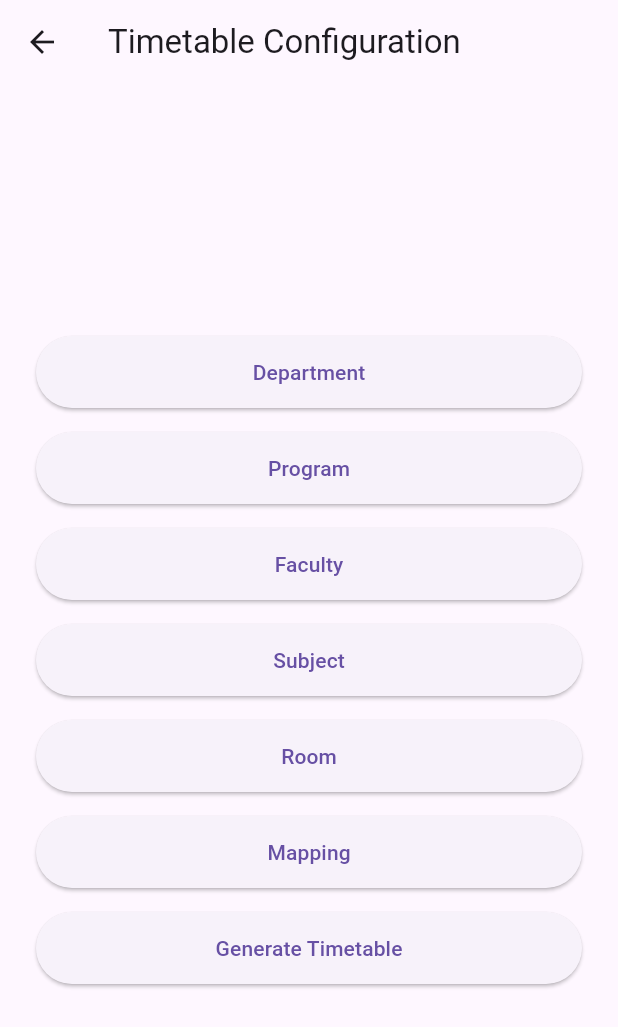
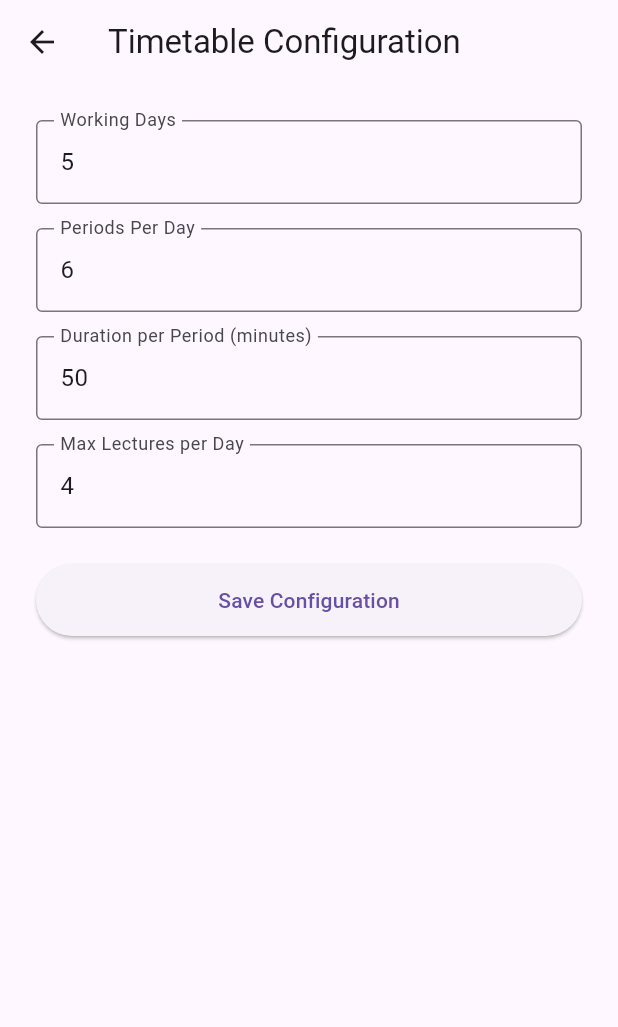
Before and after one commit to Shiven0204/Timetable_Scheduler, a Flutter app: the TimetableConfigScreen screen opened by its route, on a phone screen of 412 x 824 dp. Shown: the top 1027 px of the screen. Run offline on Flutter 3.47's test engine with Material 3 defaults, Android fonts, the phone set to English and light mode, and no system bars; our stand-ins replace cloud_firestore, firebase_core; accounts and stored records are empty.

Commit message:
Implements an admin overview hub and updates timetable configuration management.
This commit introduces a new `OverviewScreen` to centralize administrative navigation and timetable generation. It also refactors the `TimetableConfigScreen` to provide a dedicated interface for managing scheduling parameters, such as working days and period durations, with persistence to Firestore.

Key changes include:
- **Overview Screen**:
    - Creates `OverviewScreen` as a central navigation hub for managing departments, programs, faculty, subjects, rooms, and mappings.
    - Moves the timetable generation trigger to this screen, utilizing `TimetableService`.
- **Timetable Configuration**:
    - Refactors `TimetableConfigScreen` from a navigation menu into a configuration form.
    - Implements input fields for `working_days`, `periods`, `duration_per_period`, and `max_lectures_per_day`.
    - Adds `_saveConfig` to persist these settings to the `config/timetable` document in Firestore using merged updates.
- **Navigation and Routing**:
    - Adds `AppRoutes.overview` and registers the corresponding screen in `main.dart`.
    - Updates `DashboardScreen` to point to the new overview hub instead of the configuration screen.
    - Standardizes the URL path for `timetable-config` in `AppRoutes`.

```diff
--- a/lib/main.dart
+++ b/lib/main.dart
@@ -9,6 +9,7 @@ import 'package:timetable_scheduler/screens/admin/add_program_screen.dart';
 import 'package:timetable_scheduler/screens/admin/add_room_screen.dart';
 import 'package:timetable_scheduler/screens/admin/add_subject_screen.dart';
 import 'package:timetable_scheduler/screens/admin/dashboard_screen.dart';
+import 'package:timetable_scheduler/screens/admin/overview_screen.dart';
 import 'package:timetable_scheduler/screens/admin/timetable_config_screen.dart';
 import 'package:timetable_scheduler/screens/auth/login_screen.dart';
 import 'package:timetable_scheduler/screens/admin/add_mapping_screen.dart';
@@ -34,6 +35,7 @@ class MyApp extends StatelessWidget {
       routes: {
         AppRoutes.login: (context) => const LoginScreen(),
         AppRoutes.dashboard: (context) => const DashboardScreen(),
+        AppRoutes.overview: (context) => const OverviewScreen(),
         AppRoutes.timetableConfig: (context) => const TimetableConfigScreen(),
         AppRoutes.addDepartment: (context) => const AddDepartmentScreen(),
         AppRoutes.addProgram: (context) => const AddProgramScreen(),
--- a/lib/routes/app_routes.dart
+++ b/lib/routes/app_routes.dart
@@ -1,7 +1,8 @@
 class AppRoutes {
   static const login = '/login';
   static const dashboard = '/dashboard';
-  static const timetableConfig = '/timetable_config';
+  static const overview = '/overview';
+  static const timetableConfig = '/timetable-config';
   static const addDepartment = '/add_department';
   static const addProgram = '/add_program';
   static const addFaculty = '/add_faculty';
--- a/lib/screens/admin/dashboard_screen.dart
+++ b/lib/screens/admin/dashboard_screen.dart
@@ -18,7 +18,7 @@ class DashboardScreen extends StatelessWidget {
             height: 48,
             child: ElevatedButton(
               onPressed: () {
-                Navigator.pushNamed(context, AppRoutes.timetableConfig);
+                Navigator.pushNamed(context, AppRoutes.overview);
               },
               child: const Text('My Timetable'),
             ),
--- a/lib/screens/admin/timetable_config_screen.dart
+++ b/lib/screens/admin/timetable_config_screen.dart
@@ -1,6 +1,5 @@
+import 'package:cloud_firestore/cloud_firestore.dart';
 import 'package:flutter/material.dart';
-import 'package:timetable_scheduler/routes/app_routes.dart';
-import 'package:timetable_scheduler/services/timetable_service.dart';
 
 class TimetableConfigScreen extends StatefulWidget {
   const TimetableConfigScreen({super.key});
@@ -10,36 +9,73 @@ class TimetableConfigScreen extends StatefulWidget {
 }
 
 class _TimetableConfigScreenState extends State<TimetableConfigScreen> {
-  final TimetableService _timetableService = TimetableService();
-  bool _isGenerating = false;
+  final _workingDaysController = TextEditingController(text: '5');
+  final _periodsPerDayController = TextEditingController(text: '6');
+  final _durationController = TextEditingController(text: '50');
+  final _maxLecturesController = TextEditingController(text: '4');
 
-  Future<void> _generateTimetable() async {
+  bool _saving = false;
+
+  @override
+  void dispose() {
+    _workingDaysController.dispose();
+    _periodsPerDayController.dispose();
+    _durationController.dispose();
+    _maxLecturesController.dispose();
+    super.dispose();
+  }
+
+  Future<void> _saveConfig() async {
+    final workingDays = _workingDaysController.text.trim();
+    final periods = _periodsPerDayController.text.trim();
+    final duration = _durationController.text.trim();
+    final maxLectures = _maxLecturesController.text.trim();
+
     setState(() {
-      _isGenerating = true;
+      _saving = true;
     });
 
     try {
-      await _timetableService.generateTimetable();
-      if (!mounted) {
-        return;
-      }
+      final data = {
+        'working_days': int.tryParse(workingDays) ?? 5,
+        'periods': int.tryParse(periods) ?? 6,
+        'duration_per_period': int.tryParse(duration) ?? 50,
+        'max_lectures_per_day': int.tryParse(maxLectures) ?? 4,
+        'updated_at': FieldValue.serverTimestamp(),
+      };
+
+      debugPrint(
+        'Config -> working_days: $workingDays, periods: $periods, duration: $duration, max_lectures: $maxLectures',
+      );
+
+      await FirebaseFirestore.instance
+          .collection('config')
+          .doc('timetable')
+          .set(data, SetOptions(merge: true));
+
+      if (!mounted) return;
       ScaffoldMessenger.of(context).showSnackBar(
-        const SnackBar(content: Text('Timetable generated successfully')),
+        const SnackBar(content: Text('Configuration saved')),
       );
     } catch (_) {
-      if (!mounted) {
-        return;
-      }
+      if (!mounted) return;
       ScaffoldMessenger.of(context).showSnackBar(
-        const SnackBar(content: Text('Unable to generate timetable')),
+        const SnackBar(content: Text('Unable to save configuration')),
       );
     } finally {
       if (mounted) {
         setState(() {
-          _isGenerating = false;
+          _saving = false;
         });
       }
     }
+  }
+
+  InputDecoration _decoration(String label) {
+    return InputDecoration(
+      labelText: label,
+      border: const OutlineInputBorder(),
+    );
   }
 
   @override
@@ -48,90 +84,51 @@ class _TimetableConfigScreenState extends State<TimetableConfigScreen> {
       appBar: AppBar(
         title: const Text('Timetable Configuration'),
       ),
-      body: Center(
-        child: Padding(
+      body: SingleChildScrollView(
         padding: const EdgeInsets.all(24),
         child: Column(
-            mainAxisSize: MainAxisSize.min,
           crossAxisAlignment: CrossAxisAlignment.stretch,
           children: [
+            TextField(
+              controller: _workingDaysController,
+              keyboardType: TextInputType.number,
+              decoration: _decoration('Working Days'),
+            ),
+            const SizedBox(height: 16),
+            TextField(
+              controller: _periodsPerDayController,
+              keyboardType: TextInputType.number,
+              decoration: _decoration('Periods Per Day'),
+            ),
+            const SizedBox(height: 16),
+            TextField(
+              controller: _durationController,
+              keyboardType: TextInputType.number,
+              decoration: _decoration('Duration per Period (minutes)'),
+            ),
+            const SizedBox(height: 16),
+            TextField(
+              controller: _maxLecturesController,
+              keyboardType: TextInputType.number,
+              decoration: _decoration('Max Lectures per Day'),
+            ),
+            const SizedBox(height: 24),
             SizedBox(
               height: 48,
               child: ElevatedButton(
-                  onPressed: () {
-                    Navigator.pushNamed(context, AppRoutes.addDepartment);
-                  },
-                  child: const Text('Department'),
-                ),
-              ),
-              const SizedBox(height: 16),
-              SizedBox(
-                height: 48,
-                child: ElevatedButton(
-                  onPressed: () {
-                    Navigator.pushNamed(context, AppRoutes.addProgram);
-                  },
-                  child: const Text('Program'),
-                ),
-              ),
-              const SizedBox(height: 16),
-              SizedBox(
-                height: 48,
-                child: ElevatedButton(
-                  onPressed: () {
-                    Navigator.pushNamed(context, AppRoutes.addFaculty);
-                  },
-                  child: const Text('Faculty'),
-                ),
-              ),
-              const SizedBox(height: 16),
-              SizedBox(
-                height: 48,
-                child: ElevatedButton(
-                  onPressed: () {
-                    Navigator.pushNamed(context, AppRoutes.addSubject);
-                  },
-                  child: const Text('Subject'),
-                ),
-              ),
-              const SizedBox(height: 16),
-              SizedBox(
-                height: 48,
-                child: ElevatedButton(
-                  onPressed: () {
-                    Navigator.pushNamed(context, AppRoutes.addRoom);
-                  },
-                  child: const Text('Room'),
-                ),
-              ),
-              const SizedBox(height: 16),
-              SizedBox(
-                height: 48,
-                child: ElevatedButton(
-                  onPressed: () {
-                    Navigator.pushNamed(context, AppRoutes.addMapping);
-                  },
-                  child: const Text('Mapping'),
-                ),
-              ),
-              const SizedBox(height: 16),
-              SizedBox(
-                height: 48,
-                child: ElevatedButton(
-                  onPressed: _isGenerating ? null : _generateTimetable,
-                  child: _isGenerating
+                onPressed: _saving ? null : _saveConfig,
+                child: _saving
                     ? const SizedBox(
                         height: 20,
                         width: 20,
                         child: CircularProgressIndicator(strokeWidth: 2),
                       )
-                      : const Text('Generate Timetable'),
+                    : const Text('Save Configuration'),
               ),
             ),
           ],
         ),
       ),
-      ),
     );
   }
 }
```
Also changed, not shown: lib/screens/admin/overview_screen.dart (added, +143 -0 lines). Lines whose indentation alone changed are shown as unchanged.
